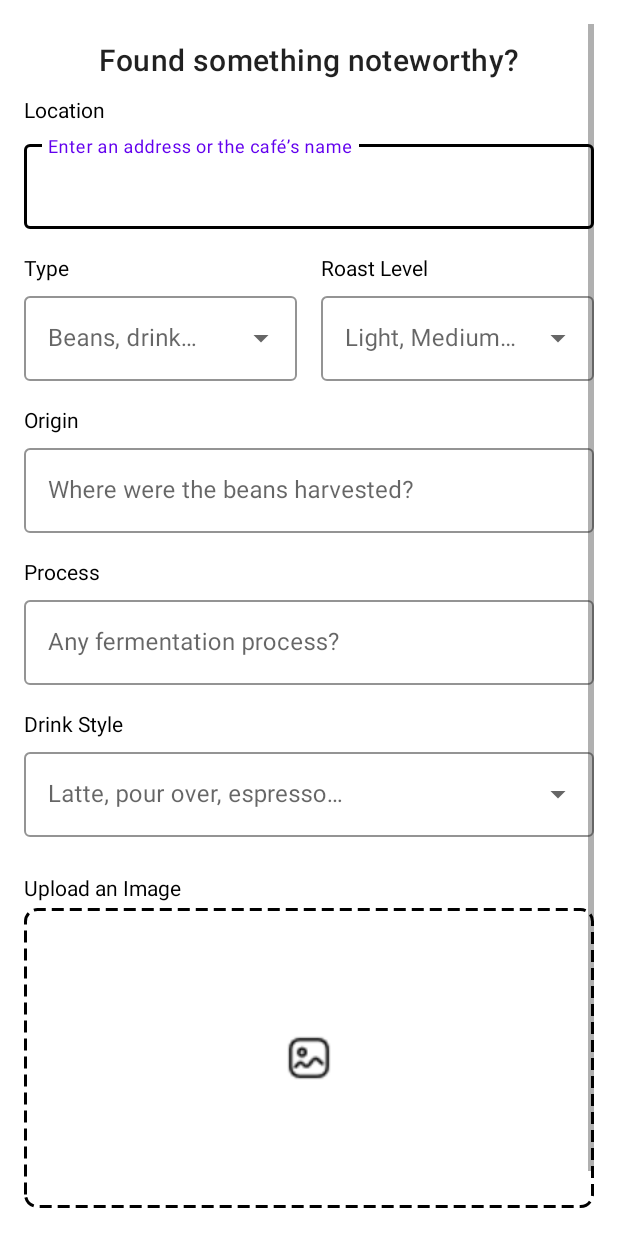
After one commit to sanghoon5499/Cafe-Logger, an Android app: the layout fragment_upload.xml on its own in the app's theme, with its tools: preview values and no code run, on a phone screen of 412 x 824 dp. The commit adds this screen. Run offline under Robolectric (Android 15) with nearby library versions, the phone set to English and light mode, and no system bars.

Commit message:
first iteration of upload

```diff
--- a/app/src/main/java/com/choi/cafelogger/MapsActivity.kt
+++ b/app/src/main/java/com/choi/cafelogger/MapsActivity.kt
@@ -41,6 +41,7 @@ import androidx.core.graphics.scale
 import androidx.core.view.isGone
 import androidx.core.view.isVisible
 import androidx.core.widget.addTextChangedListener
+import androidx.recyclerview.widget.DividerItemDecoration
 import androidx.recyclerview.widget.LinearLayoutManager
 import com.google.android.libraries.places.api.model.Place
 import com.google.android.libraries.places.api.net.FetchPlaceRequest
@@ -83,7 +84,13 @@ class MapsActivity : AppCompatActivity(), OnMapReadyCallback {
             adapter = suggestionAdapter
         }
 
-        // 4) Start watching text inputs
+        // 4) Create divider for search results
+        val divider = DividerItemDecoration(this, DividerItemDecoration.VERTICAL).apply {
+            setDrawable(ContextCompat.getDrawable(this@MapsActivity, R.drawable.divider)!!)
+        }
+        binding.rvSearchResults.addItemDecoration(divider)
+
+        // 5) Start watching text inputs
         searchWatcher = binding.etSearch.addTextChangedListener { text ->
             val query = text?.toString().orEmpty()
             if (query.length < 2) {
@@ -94,7 +101,7 @@ class MapsActivity : AppCompatActivity(), OnMapReadyCallback {
             }
         }
 
-        // 5) Obtain the SupportMapFragment and get notified when the map is ready to be used.
+        // 6) Obtain the SupportMapFragment and get notified when the map is ready to be used.
         val mapFragment = supportFragmentManager
             .findFragmentById(R.id.map) as SupportMapFragment
         mapFragment.getMapAsync(this)
--- /dev/null
+++ b/app/src/main/res/drawable/divider.xml
@@ -0,0 +1,5 @@
+<shape xmlns:android="http://schemas.android.com/apk/res/android"
+    android:shape="rectangle">
+    <size android:height="1dp" />
+    <solid android:color="@color/black" />
+</shape>
--- /dev/null
+++ b/app/src/main/res/drawable/upload_box_bg.xml
@@ -0,0 +1,17 @@
+<?xml version="1.0" encoding="utf-8"?>
+<shape xmlns:android="http://schemas.android.com/apk/res/android"
+    android:shape="rectangle">
+
+    <!-- transparent fill -->
+    <solid android:color="@android:color/transparent"/>
+
+    <!-- dashed border -->
+    <stroke
+        android:width="2dp"
+        android:color="@color/black"
+        android:dashWidth="8dp"
+        android:dashGap="4dp"/>
+
+    <!-- rounded corners -->
+    <corners android:radius="8dp"/>
+</shape>
--- /dev/null
+++ b/app/src/main/res/layout/fragment_upload.xml
@@ -0,0 +1,261 @@
+<?xml version="1.0" encoding="utf-8"?>
+<ScrollView xmlns:android="http://schemas.android.com/apk/res/android"
+    xmlns:app="http://schemas.android.com/apk/res-auto"
+    android:id="@+id/scrollUpload"
+    android:layout_width="match_parent"
+    android:layout_height="match_parent"
+    android:padding="16dp"
+    android:background="@android:color/white">
+
+    <LinearLayout
+        android:layout_width="match_parent"
+        android:layout_height="wrap_content"
+        android:orientation="vertical">
+
+        <!-- Header -->
+        <TextView
+            android:id="@+id/tvUploadHeader"
+            android:layout_width="match_parent"
+            android:layout_height="wrap_content"
+            android:text="Found something noteworthy?"
+            android:textAlignment="center"
+            android:textAppearance="@style/TextAppearance.MaterialComponents.Headline6"
+            android:layout_marginVertical="10dp"/>
+
+        <!-- Location input -->
+        <TextView
+            android:layout_width="wrap_content"
+            android:layout_height="wrap_content"
+            android:text="Location"
+            android:textColor="@color/black"
+            android:textSize="14sp"
+            android:paddingBottom="8dp"/>
+
+        <!-- The actual textbox with placeholder -->
+        <com.google.android.material.textfield.TextInputLayout
+            style="@style/Widget.MaterialComponents.TextInputLayout.OutlinedBox"
+            android:layout_width="match_parent"
+            android:layout_height="wrap_content"
+            app:boxStrokeColor="@color/black"
+            android:paddingBottom="16dp">
+
+            <com.google.android.material.textfield.TextInputEditText
+                android:id="@+id/etLocation"
+                android:layout_width="match_parent"
+                android:layout_height="wrap_content"
+                android:hint="Enter an address or the café’s name"
+                android:inputType="textPostalAddress"/>
+        </com.google.android.material.textfield.TextInputLayout>
+
+        <!-- Two dropdowns side by side: Type & Roast Level -->
+        <LinearLayout
+            android:layout_width="match_parent"
+            android:layout_height="wrap_content"
+            android:orientation="horizontal"
+            android:paddingBottom="16dp">
+
+            <!-- Type block -->
+            <LinearLayout
+                android:layout_width="0dp"
+                android:layout_height="wrap_content"
+                android:layout_weight="1"
+                android:orientation="vertical">
+
+                <!-- Static label -->
+                <TextView
+                    android:layout_width="wrap_content"
+                    android:layout_height="wrap_content"
+                    android:text="Type"
+                    android:textColor="@color/black"
+                    android:textSize="14sp"
+                    android:paddingBottom="4dp"/>
+
+                <!-- Dropdown -->
+                <com.google.android.material.textfield.TextInputLayout
+                    style="@style/Widget.MaterialComponents.TextInputLayout.OutlinedBox.ExposedDropdownMenu"
+                    android:layout_width="match_parent"
+                    android:layout_height="wrap_content"
+                    app:boxStrokeColor="@color/black"
+                    app:endIconMode="dropdown_menu">
+
+                    <AutoCompleteTextView
+                        android:id="@+id/actvType"
+                        android:layout_width="match_parent"
+                        android:layout_height="wrap_content"
+                        android:hint="Beans, drink…"
+                        android:inputType="none"/>
+                </com.google.android.material.textfield.TextInputLayout>
+            </LinearLayout>
+
+            <!-- Spacer -->
+            <View
+                android:layout_width="16dp"
+                android:layout_height="0dp"/>
+
+            <!-- Roast Level block -->
+            <LinearLayout
+                android:layout_width="0dp"
+                android:layout_height="wrap_content"
+                android:layout_weight="1"
+                android:orientation="vertical">
+
+                <!-- Static label -->
+                <TextView
+                    android:layout_width="wrap_content"
+                    android:layout_height="wrap_content"
+                    android:text="Roast Level"
+                    android:textColor="@color/black"
+                    android:textSize="14sp"
+                    android:paddingBottom="4dp"/>
+
+                <!-- Dropdown -->
+                <com.google.android.material.textfield.TextInputLayout
+                    style="@style/Widget.MaterialComponents.TextInputLayout.OutlinedBox.ExposedDropdownMenu"
+                    android:layout_width="match_parent"
+                    android:layout_height="wrap_content"
+                    app:boxStrokeColor="@color/black"
+                    app:endIconMode="dropdown_menu">
+
+                    <AutoCompleteTextView
+                        android:id="@+id/actvRoast"
+                        android:layout_width="match_parent"
+                        android:layout_height="wrap_content"
+                        android:hint="Light, Medium…"
+                        android:inputType="none"/>
+                </com.google.android.material.textfield.TextInputLayout>
+            </LinearLayout>
+        </LinearLayout>
+
+        <!-- Origin -->
+        <LinearLayout
+            android:layout_width="match_parent"
+            android:layout_height="wrap_content"
+            android:orientation="vertical"
+            android:paddingBottom="16dp">
+
+            <!-- Static “Origin” label -->
+            <TextView
+                android:layout_width="wrap_content"
+                android:layout_height="wrap_content"
+                android:text="Origin"
+                android:textColor="@color/black"
+                android:textSize="14sp"
+                android:paddingBottom="4dp"/>
+
+            <!-- Outlined input -->
+            <com.google.android.material.textfield.TextInputLayout
+                style="@style/Widget.MaterialComponents.TextInputLayout.OutlinedBox"
+                android:layout_width="match_parent"
+                android:layout_height="wrap_content"
+                app:boxStrokeColor="@color/black">
+
+                <com.google.android.material.textfield.TextInputEditText
+                    android:id="@+id/etOrigin"
+                    android:layout_width="match_parent"
+                    android:layout_height="wrap_content"
+                    android:hint="Where were the beans harvested?"
+                    android:inputType="text"/>
+            </com.google.android.material.textfield.TextInputLayout>
+        </LinearLayout>
+
+        <!-- Process -->
+        <LinearLayout
+            android:layout_width="match_parent"
+            android:layout_height="wrap_content"
+            android:orientation="vertical"
+            android:paddingBottom="16dp">
+
+            <!-- Static “Process” label -->
+            <TextView
+                android:layout_width="wrap_content"
+                android:layout_height="wrap_content"
+                android:text="Process"
+                android:textColor="@color/black"
+                android:textSize="14sp"
+                android:paddingBottom="4dp"/>
+
+            <!-- Outlined input -->
+            <com.google.android.material.textfield.TextInputLayout
+                style="@style/Widget.MaterialComponents.TextInputLayout.OutlinedBox"
+                android:layout_width="match_parent"
+                android:layout_height="wrap_content"
+                app:boxStrokeColor="@color/black">
+
+                <com.google.android.material.textfield.TextInputEditText
+                    android:id="@+id/etProcess"
+                    android:layout_width="match_parent"
+                    android:layout_height="wrap_content"
+                    android:hint="Any fermentation process?"
+                    android:inputType="text"/>
+            </com.google.android.material.textfield.TextInputLayout>
+        </LinearLayout>
+
+        <!-- Drink Style dropdown -->
+        <LinearLayout
+            android:layout_width="match_parent"
+            android:layout_height="wrap_content"
+            android:orientation="vertical"
+            android:paddingBottom="24dp">
+
+            <!-- Static “Drink Style” label -->
+            <TextView
+                android:layout_width="wrap_content"
+                android:layout_height="wrap_content"
+                android:text="Drink Style"
+                android:textColor="@color/black"
+                android:textSize="14sp"
+                android:paddingBottom="4dp"/>
+
+            <!-- Exposed dropdown -->
+            <com.google.android.material.textfield.TextInputLayout
+                style="@style/Widget.MaterialComponents.TextInputLayout.OutlinedBox.ExposedDropdownMenu"
+                android:layout_width="match_parent"
+                android:layout_height="wrap_content"
+                app:boxStrokeColor="@color/black"
+                app:endIconMode="dropdown_menu">
+
+                <AutoCompleteTextView
+                    android:id="@+id/actvDrinkStyle"
+                    android:layout_width="match_parent"
+                    android:layout_height="wrap_content"
+                    android:hint="Latte, pour over, espresso…"
+                    android:inputType="none"/>
+            </com.google.android.material.textfield.TextInputLayout>
+        </LinearLayout>
+
+        <LinearLayout
+            android:layout_width="match_parent"
+            android:layout_height="wrap_content"
+            android:orientation="vertical"
+            android:paddingBottom="24dp">
+
+            <!-- Static “Upload an Image” label -->
+            <TextView
+                android:layout_width="wrap_content"
+                android:layout_height="wrap_content"
+                android:text="Upload an Image"
+                android:textColor="@color/black"
+                android:textSize="14sp"
+                android:paddingBottom="4dp"/>
+
+            <!-- Upload an Image area -->
+            <FrameLayout
+                android:id="@+id/flImageUpload"
+                android:layout_width="match_parent"
+                android:layout_height="200dp"
+                android:layout_marginBottom="24dp"
+                android:background="@drawable/upload_box_bg"
+                android:padding="0dp">
+
+                <!-- smaller, centered placeholder -->
+                <ImageView
+                    android:id="@+id/ivUploadIcon"
+                    android:layout_width="32dp"
+                    android:layout_height="32dp"
+                    android:src="@drawable/image_1"
+                    app:tint="@color/black"
+                    android:layout_gravity="center"/>
+            </FrameLayout>
+        </LinearLayout>
+    </LinearLayout>
+</ScrollView>
```
